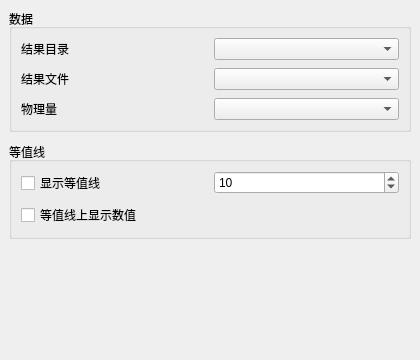
First picture: the form in plugins/Base_PostProcessing/NephogramSettingWidget.ui, repository asd977/base_cae, before the edit.
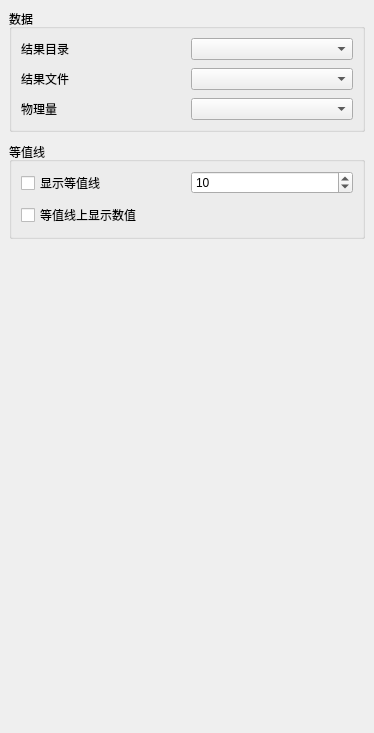
Second picture: the form after the edit.

What changed in the file:
```diff
--- a/plugins/Base_PostProcessing/NephogramSettingWidget.ui
+++ b/plugins/Base_PostProcessing/NephogramSettingWidget.ui
@@ -6,8 +6,8 @@
    <rect>
     <x>0</x>
     <y>0</y>
-    <width>420</width>
-    <height>360</height>
+    <width>374</width>
+    <height>733</height>
    </rect>
   </property>
   <layout class="QVBoxLayout" name="verticalLayout">
@@ -58,10 +58,7 @@
         <property name="bottomMargin">
          <number>9</number>
         </property>
-        <property name="horizontalSpacing">
-         <number>8</number>
-        </property>
-        <property name="verticalSpacing">
+        <property name="spacing">
          <number>8</number>
         </property>
         <item row="0" column="0">
@@ -136,10 +133,7 @@
         <property name="bottomMargin">
          <number>9</number>
         </property>
-        <property name="horizontalSpacing">
-         <number>8</number>
-        </property>
-        <property name="verticalSpacing">
+        <property name="spacing">
          <number>8</number>
         </property>
         <item row="0" column="0">
```
Left out of the diff: 20 changed lines with no effect on the pictures.
